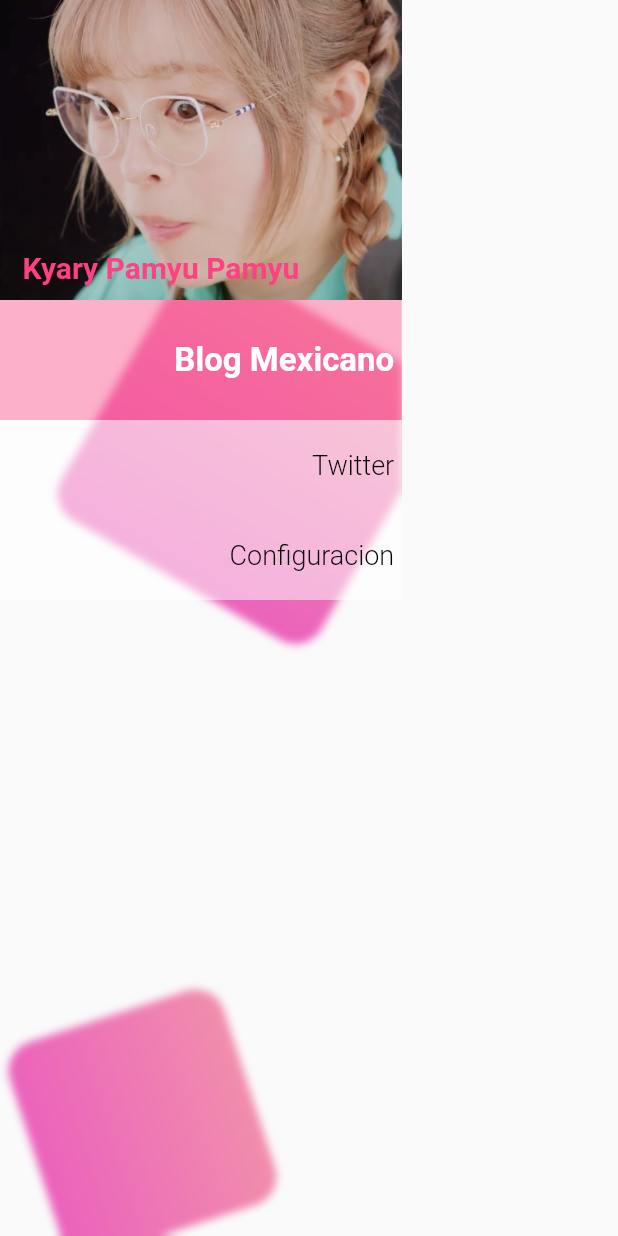
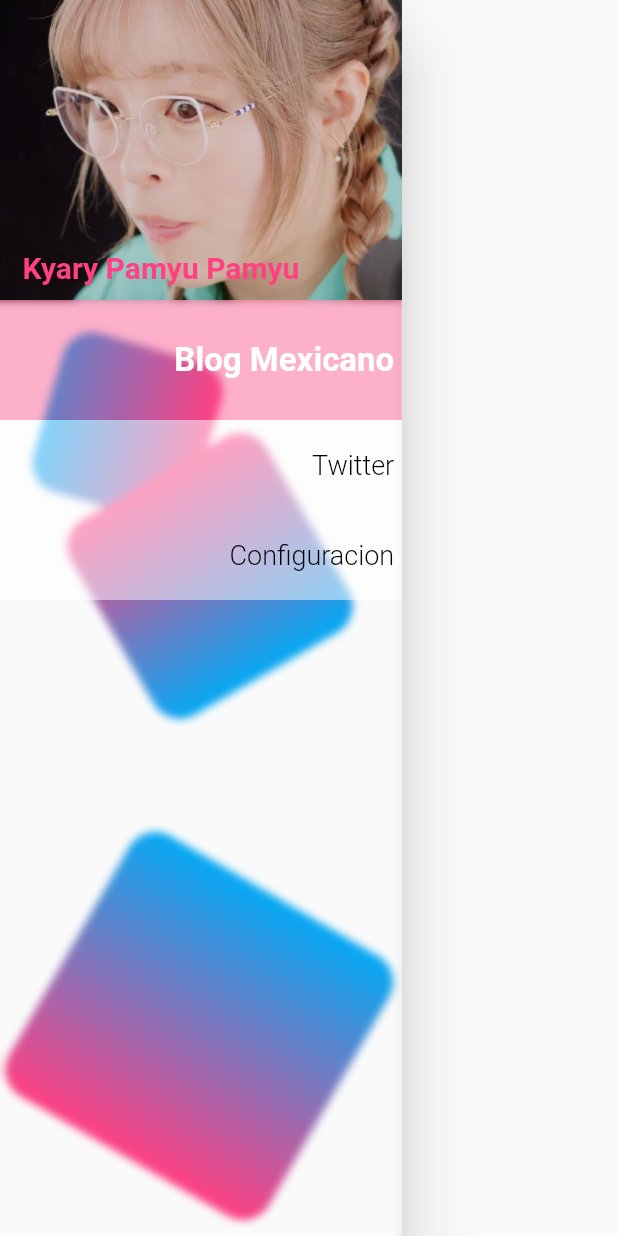
Before and after one commit to asaek/kpp_app, a Flutter app: the MenuDrawer widget shown alone on an empty page, opened directly, on a phone screen of 412 x 824 dp. Run offline on Flutter 3.47's test engine with Material 2 defaults, Android fonts, the phone set to English and light mode, and no system bars; missing offline and left inert: twitter_api_v2; network calls fail.

Commit message:
Arreglando cuadros Drawer

```diff
--- a/lib/ui/common/Widgets/menu_drawer.dart
+++ b/lib/ui/common/Widgets/menu_drawer.dart
@@ -2,6 +2,7 @@ import 'dart:math';
 import 'dart:ui';
 
 import 'package:flutter/material.dart';
+import 'package:kyari_app/ui/common/tokens/tiempo_animations.dart';
 import 'package:kyari_app/ui/helpers/helpers.dart';
 import 'package:kyari_app/ui/pages/pages.dart';
 import 'package:provider/provider.dart';
@@ -15,7 +16,7 @@ class MenuDrawer extends StatelessWidget {
     final widthDrawer = size.width * 0.65;
 
     return Drawer(
-      elevation: 0,
+      elevation: 20,
       width: widthDrawer,
       shape: const RoundedRectangleBorder(),
       child: SizedBox(
@@ -25,62 +26,7 @@ class MenuDrawer extends StatelessWidget {
           // color: Colors.pinkAccent,
           // borderRadius: BorderRadius.circular(20),
           child: ClipRRect(
-            child: Stack(
-              // alignment: AlignmentDirectional.centerEnd,
-              children: [
-                Positioned(
-                  right: 0,
-                  top: 200,
-                  child: Transform.rotate(
-                    angle: -pi / 3.0,
-                    child: Container(
-                      width: 200,
-                      height: 200,
-                      decoration: BoxDecoration(
-                        color: Colors.pink,
-                        borderRadius: BorderRadius.circular(20.0),
-                        gradient: const LinearGradient(
-                          colors: [
-                            Color.fromRGBO(235, 98, 188, 1),
-                            Color.fromRGBO(241, 142, 172, 1),
-                          ],
-                        ),
-                      ),
-                    ),
-                  ),
-                ),
-                Positioned(
-                  left: 20,
-                  bottom: 0,
-                  child: Transform.rotate(
-                    angle: -pi / 10.0,
-                    child: Container(
-                      width: 150,
-                      height: 150,
-                      decoration: BoxDecoration(
-                        color: Colors.pink,
-                        borderRadius: BorderRadius.circular(20.0),
-                        gradient: const LinearGradient(
-                          colors: [
-                            Color.fromRGBO(235, 98, 188, 1),
-                            Color.fromRGBO(241, 142, 172, 1),
-                          ],
-                        ),
-                      ),
-                    ),
-                  ),
-                ),
-                ClipRRect(
-                  child: BackdropFilter(
-                    filter: ImageFilter.blur(sigmaX: 3.0, sigmaY: 3.0),
-                    child: Container(
-                      height: double.infinity,
-                      // color: Colors.pinkAccent,
-                    ),
-                  ),
-                ),
-                Consumer<ButtonDrawerProvider>(
-                  builder: (context, buttonDrawerProvider, _) => Column(
+            child: Column(
               children: [
                 Stack(
                   children: [
@@ -104,6 +50,137 @@ class MenuDrawer extends StatelessWidget {
                     ),
                   ],
                 ),
+                SizedBox(
+                  height: (size.height - 200),
+                  width: widthDrawer,
+                  child: Stack(
+                    children: [
+                      Positioned(
+                        left: 30,
+                        top: 30,
+                        child: Consumer<ThemesTrajesProvider>(
+                          builder: (context, themesTrajesProvider, child) {
+                            final colorTheme =
+                                themesTrajesProvider.getThemeTrajeObjeto;
+                            return TweenAnimationBuilder(
+                              duration: const Duration(
+                                  milliseconds: tiempoPrincipalColor),
+                              tween: ColorTween(
+                                begin: colorTheme.principalColor,
+                                end: colorTheme.principalColor,
+                              ),
+                              builder: (context, colorPrincipal, child) =>
+                                  Transform.rotate(
+                                angle: -pi / 1.1,
+                                child: Container(
+                                  width: 110,
+                                  height: 110,
+                                  decoration: BoxDecoration(
+                                    color: Colors.pink,
+                                    borderRadius: BorderRadius.circular(20.0),
+                                    gradient: LinearGradient(
+                                      colors: [
+                                        colorPrincipal!,
+                                        colorTheme.secundarioColor,
+                                        // Color.fromRGBO(235, 98, 188, 1),
+                                        // Color.fromRGBO(241, 142, 172, 1),
+                                      ],
+                                    ),
+                                  ),
+                                ),
+                              ),
+                            );
+                          },
+                        ),
+                      ),
+                      Positioned(
+                        left: 65,
+                        bottom: 365,
+                        child: Consumer<ThemesTrajesProvider>(
+                          builder: (context, themesTrajesProvider, child) {
+                            final colorTheme =
+                                themesTrajesProvider.getThemeTrajeObjeto;
+                            return TweenAnimationBuilder(
+                              duration: const Duration(
+                                  milliseconds: tiempoPrincipalColor),
+                              tween: ColorTween(
+                                begin: colorTheme.principalColor,
+                                end: colorTheme.principalColor,
+                              ),
+                              builder: (context, colorPrincipal, child) =>
+                                  Transform.rotate(
+                                angle: -pi / 0.6,
+                                child: Container(
+                                  width: 150,
+                                  height: 150,
+                                  decoration: BoxDecoration(
+                                    color: Colors.pink,
+                                    borderRadius: BorderRadius.circular(20.0),
+                                    gradient: LinearGradient(
+                                      colors: [
+                                        colorPrincipal!,
+                                        colorTheme.secundarioColor,
+                                        // Color.fromRGBO(235, 98, 188, 1),
+                                        // Color.fromRGBO(241, 142, 172, 1),
+                                      ],
+                                    ),
+                                  ),
+                                ),
+                              ),
+                            );
+                          },
+                        ),
+                      ),
+                      Positioned(
+                        right: 35,
+                        bottom: 40,
+                        child: Consumer<ThemesTrajesProvider>(
+                          builder: (context, themesTrajesProvider, child) {
+                            final colorTheme =
+                                themesTrajesProvider.getThemeTrajeObjeto;
+                            return TweenAnimationBuilder(
+                              duration: const Duration(
+                                  milliseconds: tiempoPrincipalColor),
+                              tween: ColorTween(
+                                begin: colorTheme.principalColor,
+                                end: colorTheme.principalColor,
+                              ),
+                              builder: (context, colorPrincipal, child) =>
+                                  Transform.rotate(
+                                angle: -pi / 3.0,
+                                child: Container(
+                                  width: 200,
+                                  height: 200,
+                                  decoration: BoxDecoration(
+                                    color: Colors.pink,
+                                    borderRadius: BorderRadius.circular(20.0),
+                                    gradient: LinearGradient(
+                                      colors: [
+                                        colorPrincipal!,
+                                        colorTheme.secundarioColor,
+                                        // Color.fromRGBO(235, 98, 188, 1),
+                                        // Color.fromRGBO(241, 142, 172, 1),
+                                      ],
+                                    ),
+                                  ),
+                                ),
+                              ),
+                            );
+                          },
+                        ),
+                      ),
+                      ClipRRect(
+                        child: BackdropFilter(
+                          filter: ImageFilter.blur(sigmaX: 3.0, sigmaY: 3.0),
+                          child: Container(
+                            height: double.infinity,
+                            // color: Colors.pinkAccent,
+                          ),
+                        ),
+                      ),
+                      Consumer<ButtonDrawerProvider>(
+                        builder: (context, buttonDrawerProvider, _) => Column(
+                          children: [
                             //Aqui se creara las figuras  de colores el blur y mas -----------------
                             const _OpcionDeDrawer(
                               numeroBoton: 0,
@@ -148,6 +225,9 @@ class MenuDrawer extends StatelessWidget {
                             Expanded(
                               child: Material(
                                 color: colorBackGound,
+                              ),
+                            ),
+                          ],
                         ),
                       ),
                     ],
```
Lines whose indentation alone changed are shown as unchanged.
